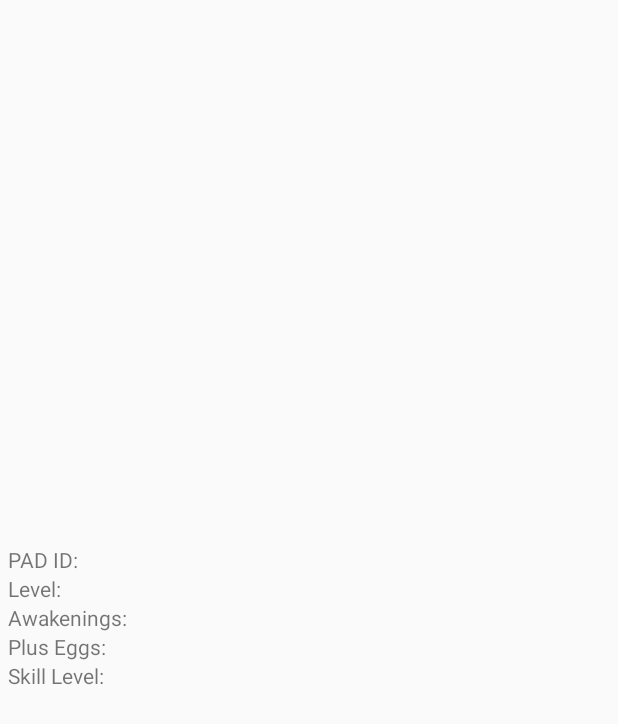
After one commit to Gear61/PADFriendFinder-Android, an Android app: the layout friend_result_list_item.xml on its own in the app's theme, with its tools: preview values and no code run, on a phone screen of 412 x 824 dp. The commit adds this screen. Shown: the top 724 px of the screen. Run offline under Robolectric (Android 15) with nearby library versions, the light colour scheme and no system bars.

Commit message:
Friend results layout and other foundation for it

```diff
--- /dev/null
+++ b/app/src/main/res/layout/friend_result_list_item.xml
@@ -0,0 +1,73 @@
+<?xml version="1.0" encoding="utf-8"?>
+<LinearLayout xmlns:android="http://schemas.android.com/apk/res/android"
+              android:orientation="horizontal"
+              android:layout_width="match_parent"
+              android:layout_height="match_parent"
+              android:padding="5dp">
+
+    <LinearLayout
+        android:orientation="vertical"
+        android:layout_marginRight="5dp"
+        android:layout_gravity="center_vertical"
+        android:layout_width="wrap_content"
+        android:layout_height="wrap_content">
+
+        <TextView
+            android:layout_width="match_parent"
+            android:layout_height="wrap_content"
+            android:text="@string/pad_id"/>
+
+        <TextView
+            android:layout_width="match_parent"
+            android:layout_height="wrap_content"
+            android:text="@string/level"/>
+
+        <TextView
+            android:layout_width="match_parent"
+            android:layout_height="wrap_content"
+            android:text="@string/awakenings"/>
+
+        <TextView
+            android:layout_width="match_parent"
+            android:layout_height="wrap_content"
+            android:text="@string/plus_eggs"/>
+
+        <TextView
+            android:layout_width="match_parent"
+            android:layout_height="wrap_content"
+            android:text="@string/skill_level"/>
+    </LinearLayout>
+
+    <LinearLayout
+        android:orientation="vertical"
+        android:layout_gravity="center_vertical"
+        android:layout_width="wrap_content"
+        android:layout_height="wrap_content">
+
+        <TextView
+            android:id="@+id/name"
+            android:layout_width="match_parent"
+            android:layout_height="wrap_content"/>
+
+        <TextView
+            android:id="@+id/level"
+            android:layout_width="match_parent"
+            android:layout_height="wrap_content"/>
+
+        <TextView
+            android:id="@+id/awakenings"
+            android:layout_width="match_parent"
+            android:layout_height="wrap_content"/>
+
+        <TextView
+            android:id="@+id/plus_eggs"
+            android:layout_width="match_parent"
+            android:layout_height="wrap_content"/>
+
+        <TextView
+            android:id="@+id/skill_level"
+            android:layout_width="match_parent"
+            android:layout_height="wrap_content"/>
+    </LinearLayout>
+
+</LinearLayout>
--- a/app/src/main/res/layout/monster_box.xml
+++ b/app/src/main/res/layout/monster_box.xml
@@ -2,8 +2,7 @@
     xmlns:tools="http://schemas.android.com/tools"
     android:layout_width="match_parent"
     android:layout_height="match_parent"
-    android:padding="10dp"
-    tools:context=".StudentListsActivity">
+    android:padding="10dp">
 
     <ProgressBar
         android:id="@+id/loading_monsters"
```
Also changed, not shown: app/src/main/java/com/randomappsinc/padfriendfinder/Activities/FriendResultsActivity.java (added, +8 -0 lines), app/src/main/java/com/randomappsinc/padfriendfinder/Activities/MonsterBoxActivity.java (+20 -13 lines), app/src/main/res/layout/friend_results.xml (added, +67 -0 lines), app/src/main/res/menu/monster_box_menu.xml (added, +10 -0 lines), app/src/main/res/values/strings.xml (+4 -3 lines).
